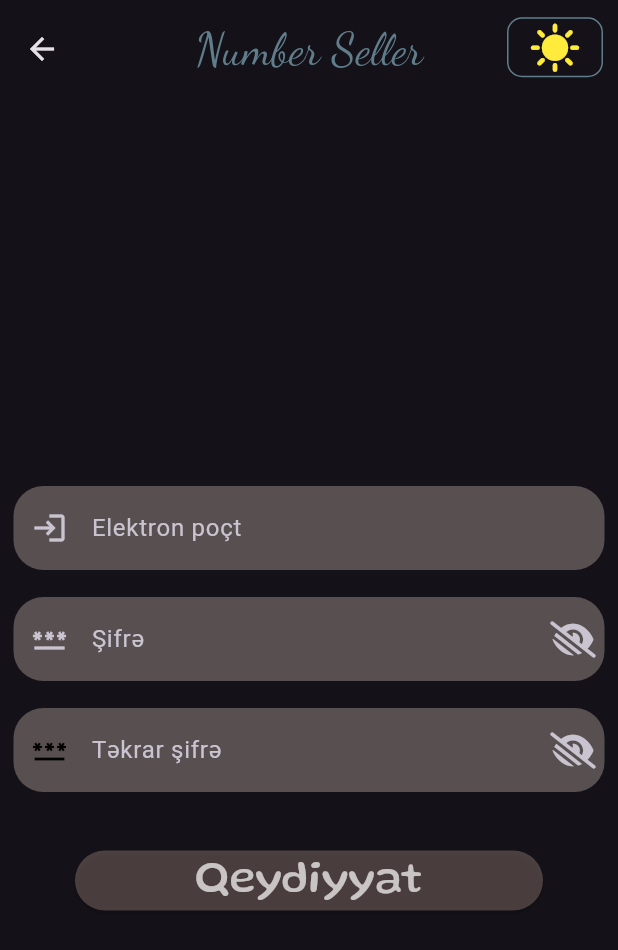
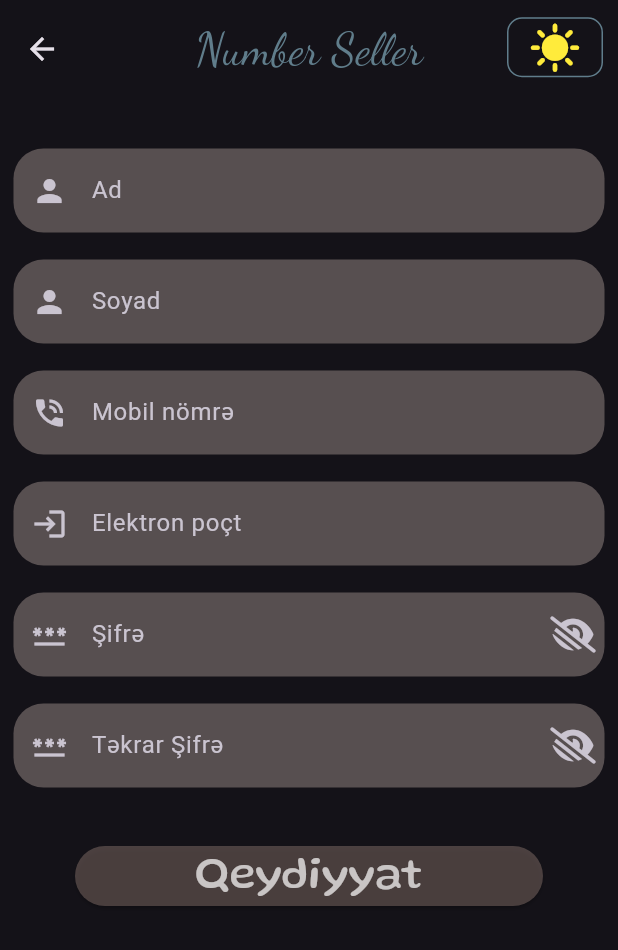
Before and after one commit to ramo828/numb_v4, a Flutter app: the RegistrationForm screen opened directly, on a phone screen of 412 x 824 dp. Shown: the top 950 px of the screen. Run offline on Flutter 3.47's test engine with Material 3 defaults, Android fonts, the phone set to English and light mode, and no system bars; drawn by our look-alikes of flutter_animate; our stand-ins replace cloud_firestore, dots_indicator, firebase_auth, firebase_core, font_awesome_flutter, shared_preferences; accounts and stored records are empty.

Commit message:
work_elemnt page addesd

```diff
--- a/lib/pages/register_page.dart
+++ b/lib/pages/register_page.dart
@@ -1,7 +1,9 @@
 import 'package:cloud_firestore/cloud_firestore.dart';
 import 'package:e_com/pages/login_page.dart';
+import 'package:e_com/pages/work_elements.dart';
 import 'package:flutter/material.dart';
 import 'package:firebase_auth/firebase_auth.dart';
+import 'package:flutter/services.dart';
 import 'package:flutter_animate/flutter_animate.dart';
 import 'package:font_awesome_flutter/font_awesome_flutter.dart';
 import 'package:provider/provider.dart';
@@ -19,6 +21,9 @@ class RegistrationForm extends StatefulWidget {
 
 class _RegistrationFormState extends State<RegistrationForm> {
   final TextEditingController _emailController = TextEditingController();
+  final TextEditingController _name = TextEditingController();
+  final TextEditingController _suname = TextEditingController();
+  final TextEditingController _phone = TextEditingController();
   final TextEditingController _passwordController = TextEditingController();
   final TextEditingController _passwordController1 = TextEditingController();
   final FirebaseFirestore firestore = FirebaseFirestore.instance;
@@ -40,8 +45,8 @@ class _RegistrationFormState extends State<RegistrationForm> {
             User? user =
                 auth.currentUser; // Kaydedilen kullanıcının bilgilerini al
             if (user != null) {
-              await saveUserData(
-                  user.uid, 'name', 'age'); // Kullanıcıya özel verileri kaydet
+              await saveUserData(user.uid, 'name', 'age',
+                  ""); // Kullanıcıya özel verileri kaydet
             }
             // Kullanıcı başarıyla kaydedildi, burada istediğiniz işlemleri yapabilirsiniz
             // ignore: use_build_context_synchronously
@@ -110,48 +115,53 @@ class _RegistrationFormState extends State<RegistrationForm> {
             crossAxisAlignment: CrossAxisAlignment.stretch,
             children: [
               const SizedBox(
-                height: 250,
+                height: 25,
               ),
-              Padding(
-                padding: const EdgeInsets.all(9.0),
-                child: Container(
-                  decoration: BoxDecoration(
-                    color: Colors.brown.shade200.withOpacity(0.4),
-                    borderRadius:
-                        BorderRadius.circular(20), // Yuvarlak köşeler için
+              buildTextField(
+                label: 'Ad',
+                icon: const Icon(
+                  Icons.person,
                 ),
-                  child: TextFormField(
-                    controller: _emailController,
-                    decoration: const InputDecoration(
-                      enabledBorder: underlineInputBorder,
-                      focusedBorder: underlineInputBorder,
-                      // Çizgiyi şeffaf yapar
-                      labelText: 'Elektron poçt',
-                      prefixIcon: Icon(
+                controller: _name,
+                uib: underlineInputBorder,
+              ),
+              buildTextField(
+                label: 'Soyad',
+                icon: const Icon(
+                  Icons.person,
+                ),
+                controller: _suname,
+                uib: underlineInputBorder,
+              ),
+              buildTextField(
+                label: 'Mobil nömrə',
+                icon: const Icon(
+                  Icons.phone_in_talk,
+                ),
+                controller: _phone,
+                uib: underlineInputBorder,
+                inputType: TextInputType.phone,
+                prefixText: "+994",
+                formatter: [
+                  FilteringTextInputFormatter.allow(RegExp(r'^[0-9+]*$')),
+                  PhoneNumberFormatter(),
+                ],
+              ),
+              buildTextField(
+                label: 'Elektron poçt',
+                icon: const Icon(
                   Icons.login,
                 ),
+                controller: _emailController,
+                uib: underlineInputBorder,
               ),
-                  ),
-                ),
-              ).animate().fade(duration: 2000.ms).slide(),
-              Padding(
-                  padding: const EdgeInsets.all(9.0),
-                  child: Container(
-                    decoration: BoxDecoration(
-                      color: Colors.brown.shade200.withOpacity(0.4),
-                      borderRadius:
-                          BorderRadius.circular(20), // Yuvarlak köşeler için
-                    ),
-                    child: TextFormField(
-                      controller: _passwordController,
-                      decoration: InputDecoration(
-                        enabledBorder: underlineInputBorder,
-                        focusedBorder: underlineInputBorder,
-                        // Çizgiyi şeffaf yapar
-                        labelText: 'Şifrə',
-                        prefixIcon: const Icon(
+              buildTextField(
+                label: 'Şifrə',
+                icon: const Icon(
                   Icons.password,
                 ),
+                controller: _passwordController,
+                uib: underlineInputBorder,
                 suffixIcon: IconButton(
                   onPressed: () {
                     setState(() {
@@ -168,29 +178,15 @@ class _RegistrationFormState extends State<RegistrationForm> {
                         : FontAwesomeIcons.eyeLowVision,
                   ),
                 ),
-                      ),
                 obscureText: showPass,
               ),
-                  )).animate().fade(duration: 2000.ms).slide(),
-              Padding(
-                padding: const EdgeInsets.all(9.0),
-                child: Container(
-                  decoration: BoxDecoration(
-                    color: Colors.brown.shade200.withOpacity(0.4),
-                    borderRadius:
-                        BorderRadius.circular(20), // Yuvarlak köşeler için
-                  ),
-                  child: TextFormField(
-                    controller: _passwordController1,
-                    decoration: InputDecoration(
-                      enabledBorder: underlineInputBorder,
-                      focusedBorder: underlineInputBorder,
-                      prefixIconColor: passCheck ? Colors.black : Colors.red,
-                      // Çizgiyi şeffaf yapar
-                      labelText: 'Təkrar şifrə',
-                      prefixIcon: const Icon(
+              buildTextField(
+                label: 'Təkrar Şifrə',
+                icon: const Icon(
                   Icons.password,
                 ),
+                controller: _passwordController1,
+                uib: underlineInputBorder,
                 suffixIcon: IconButton(
                   onPressed: () {
                     setState(() {
@@ -207,24 +203,8 @@ class _RegistrationFormState extends State<RegistrationForm> {
                         : FontAwesomeIcons.eyeLowVision,
                   ),
                 ),
+                obscureText: showPass,
               ),
-                    obscureText: showPass,
-                    onChanged: (pass) {
-                      if (_passwordController.text != pass) {
-                        setState(() {
-                          passCheck = false;
-                          access = false;
-                        });
-                      } else {
-                        setState(() {
-                          passCheck = true;
-                          access = true;
-                        });
-                      }
-                    },
-                  ),
-                ),
-              ).animate().fade(duration: 2000.ms).slide(),
               const SizedBox(height: 16),
               Padding(
                 padding: const EdgeInsets.only(
@@ -267,12 +247,11 @@ class _RegistrationFormState extends State<RegistrationForm> {
     });
   }
 
-  Future<void> saveUserData(String userId, String name, String age) async {
+  Future<void> saveUserData(
+      String userId, String name, String surname, String phone_number) async {
     try {
-      await firestore.collection('users').doc(userId).set({
-        'name': name,
-        'age': age,
-      });
+      await firestore.collection('users').doc(userId).set(
+          {'name': name, 'surname': surname, 'phone_number': phone_number});
     } catch (e) {
       print("Hata: $e");
     }
--- /dev/null
+++ b/lib/pages/work_elements.dart
@@ -0,0 +1,81 @@
+import 'package:flutter/material.dart';
+import 'package:flutter/services.dart';
+
+class buildTextField extends StatelessWidget {
+  final String label;
+  final Icon icon;
+  final TextEditingController controller;
+  final UnderlineInputBorder uib;
+  final VoidCallback? onPressed;
+  final bool obscureText;
+  final IconButton? suffixIcon;
+  final String? prefixText;
+  final TextInputType? inputType;
+  final List<TextInputFormatter>? formatter;
+
+  buildTextField({
+    required this.label,
+    required this.icon,
+    required this.controller,
+    required this.uib,
+    this.onPressed,
+    this.obscureText = false,
+    this.suffixIcon,
+    this.prefixText,
+    this.inputType,
+    this.formatter,
+  });
+
+  @override
+  Widget build(BuildContext context) {
+    return Padding(
+      padding: const EdgeInsets.all(9.0),
+      child: GestureDetector(
+        onTap: onPressed,
+        child: Container(
+          decoration: BoxDecoration(
+            color: Colors.brown.shade200.withOpacity(0.4),
+            borderRadius: BorderRadius.circular(20),
+          ),
+          child: TextFormField(
+            inputFormatters: formatter,
+            keyboardType: inputType,
+            obscureText: obscureText,
+            controller: controller,
+            decoration: InputDecoration(
+              prefixText: prefixText,
+              suffixIcon: suffixIcon,
+              enabledBorder: uib,
+              focusedBorder: uib,
+              labelText: label,
+              prefixIcon: icon,
+            ),
+          ),
+        ),
+      ),
+    );
+  }
+}
+
+class PhoneNumberFormatter extends TextInputFormatter {
+  @override
+  TextEditingValue formatEditUpdate(
+      TextEditingValue oldValue, TextEditingValue newValue) {
+    // Doğru format: +994 XX XXX XX XX
+    final newText = newValue.text;
+
+    if (newText.startsWith('+994')) {
+      if (newText.length == 5) {
+        return TextEditingValue(text: newText + ' ');
+      } else if (newText.length == 8 ||
+          newText.length == 11 ||
+          newText.length == 14) {
+        return TextEditingValue(text: newText + ' ');
+      }
+    } else if (newText.startsWith('+994 ') && newText.length == 15) {
+      return TextEditingValue(text: newText);
+    }
+
+    return newValue;
+  }
+}
```
Lines whose indentation alone changed are shown as unchanged.
